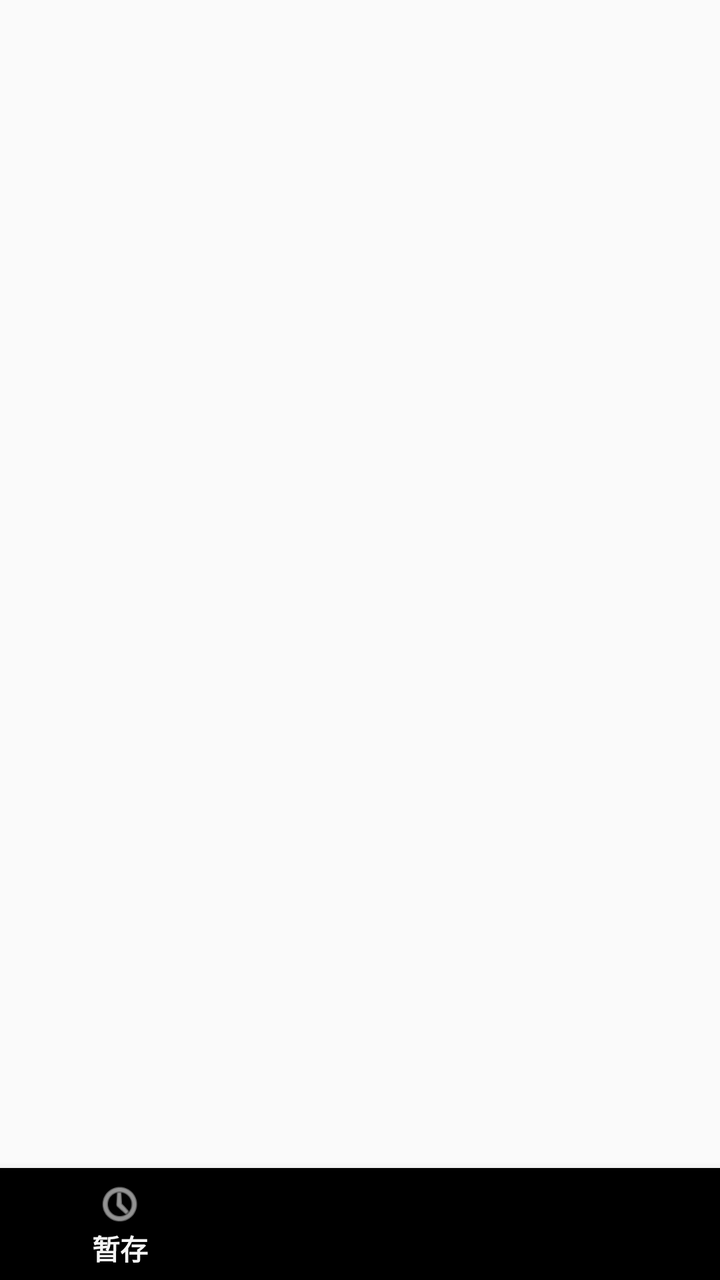
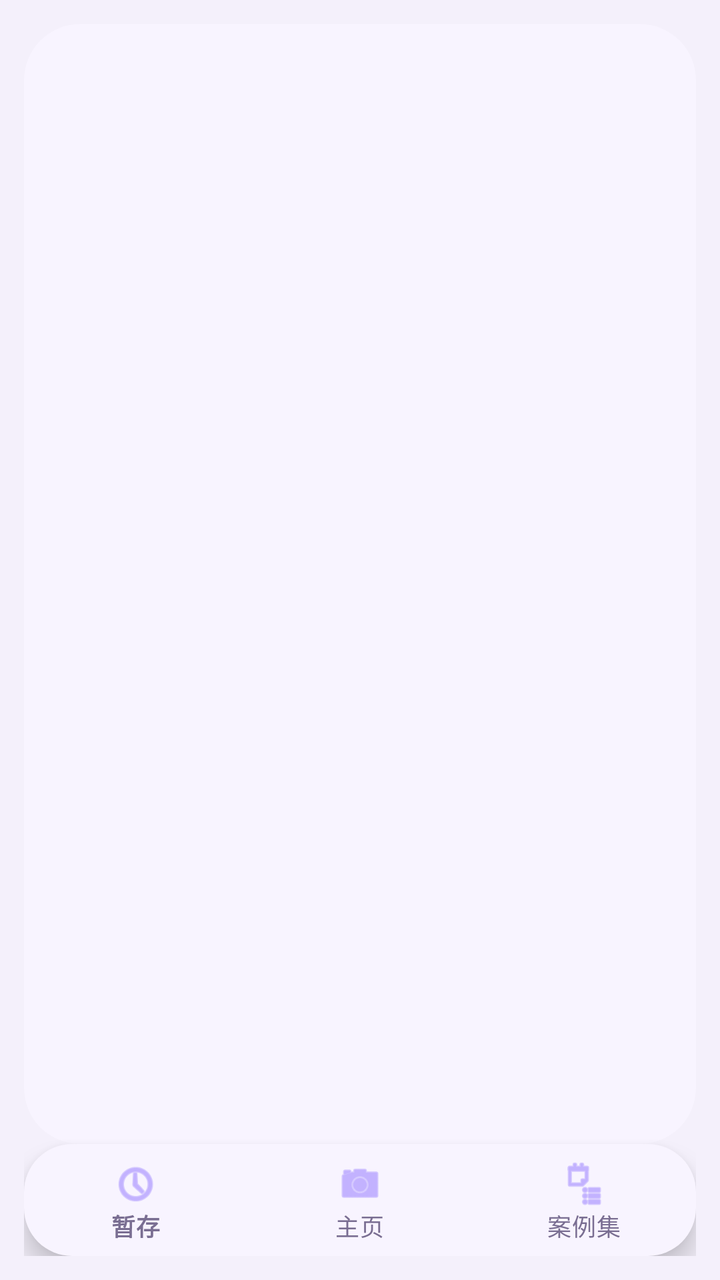

The first picture is an Android layout as it rendered before a commit; the second is the same layout after the commit. The layout source and the unified diff follow.
<!-- AndroidManifest.xml: application theme Theme.EmergencyLaneMobile -->
<!-- res/layout/activity_main.xml -->
<?xml version="1.0" encoding="utf-8"?>
<androidx.constraintlayout.widget.ConstraintLayout xmlns:android="http://schemas.android.com/apk/res/android"
    xmlns:app="http://schemas.android.com/apk/res-auto"
    android:layout_width="match_parent"
    android:layout_height="match_parent">

    <androidx.fragment.app.FragmentContainerView
        android:id="@+id/nav_host_fragment"
        android:layout_width="0dp"
        android:layout_height="0dp"
        app:layout_constraintTop_toTopOf="parent"
        app:layout_constraintBottom_toTopOf="@id/bottom_navigation"
        app:layout_constraintStart_toStartOf="parent"
        app:layout_constraintEnd_toEndOf="parent" />

    <com.google.android.material.bottomnavigation.BottomNavigationView
        android:id="@+id/bottom_navigation"
        android:layout_width="match_parent"
        android:layout_height="wrap_content"
        app:menu="@menu/bottom_nav_menu"
        app:layout_constraintBottom_toBottomOf="parent"
        app:layout_constraintStart_toStartOf="parent"
        app:layout_constraintEnd_toEndOf="parent" />

</androidx.constraintlayout.widget.ConstraintLayout>
<!-- resources referenced by this layout -->
<resources>
  <style name="Theme.EmergencyLaneMobile" parent="Theme.AppCompat.DayNight.NoActionBar">
          <item name="android:statusBarColor">@android:color/transparent</item>
          <item name="android:navigationBarColor">@android:color/black</item>
      </style>
</resources>

<!-- the commit's change to res/layout/activity_main.xml (unified diff, before → after) -->
@@ -2,21 +2,38 @@
 <androidx.constraintlayout.widget.ConstraintLayout xmlns:android="http://schemas.android.com/apk/res/android"
     xmlns:app="http://schemas.android.com/apk/res-auto"
     android:layout_width="match_parent"
-    android:layout_height="match_parent">
+    android:layout_height="match_parent"
+    android:background="@color/local_page_bg"
+    android:padding="12dp">
 
-    <androidx.fragment.app.FragmentContainerView
-        android:id="@+id/nav_host_fragment"
+    <com.google.android.material.card.MaterialCardView
+        android:id="@+id/local_shell_card"
         android:layout_width="0dp"
         android:layout_height="0dp"
+        app:cardBackgroundColor="@color/local_surface"
+        app:cardCornerRadius="28dp"
+        app:cardElevation="0dp"
         app:layout_constraintTop_toTopOf="parent"
         app:layout_constraintBottom_toTopOf="@id/bottom_navigation"
         app:layout_constraintStart_toStartOf="parent"
-        app:layout_constraintEnd_toEndOf="parent" />
+        app:layout_constraintEnd_toEndOf="parent">
+
+        <androidx.fragment.app.FragmentContainerView
+            android:id="@+id/nav_host_fragment"
+            android:layout_width="match_parent"
+            android:layout_height="match_parent"
+            android:padding="8dp" />
+    </com.google.android.material.card.MaterialCardView>
 
     <com.google.android.material.bottomnavigation.BottomNavigationView
         android:id="@+id/bottom_navigation"
-        android:layout_width="match_parent"
+        android:layout_width="0dp"
         android:layout_height="wrap_content"
+        android:layout_marginTop="12dp"
+        android:background="@drawable/bg_local_surface"
+        app:itemIconTint="@color/local_primary"
+        app:itemTextColor="@color/local_text_secondary"
+        app:labelVisibilityMode="labeled"
         app:menu="@menu/bottom_nav_menu"
         app:layout_constraintBottom_toBottomOf="parent"
         app:layout_constraintStart_toStartOf="parent"
<!-- resource entries referenced after the edit -->
@@ -1,8 +1,23 @@
 <!-- resources referenced by this layout -->
 <resources>
-  <style name="Theme.EmergencyLaneMobile" parent="Theme.AppCompat.DayNight.NoActionBar">
+  <color name="local_page_bg">#FFF4F0FB</color>
+  <color name="local_primary">#FF9F86FF</color>
+  <color name="local_surface">#FFF8F4FF</color>
+  <color name="local_text_secondary">#FF7A6E92</color>
+  <!-- drawable bg_local_surface (drawable) -->
+  <shape xmlns:android="http://schemas.android.com/apk/res/android">
+      <solid android:color="@color/local_surface" />
+      <corners android:radius="24dp" />
+  </shape>
+  <style name="Theme.EmergencyLaneMobile" parent="Theme.MaterialComponents.DayNight.NoActionBar">
           <item name="android:statusBarColor">@android:color/transparent</item>
-          <item name="android:navigationBarColor">@android:color/black</item>
+          <item name="android:navigationBarColor">@color/local_surface</item>
+          <item name="colorPrimary">@color/local_primary</item>
+          <item name="colorPrimaryVariant">@color/local_primary_dark</item>
+          <item name="colorSecondary">@color/local_secondary</item>
+          <item name="android:windowBackground">@color/local_page_bg</item>
       </style>
+  <color name="local_primary_dark">#FF6F58D9</color>
+  <color name="local_secondary">#FF7C9DFF</color>
 </resources>
 
